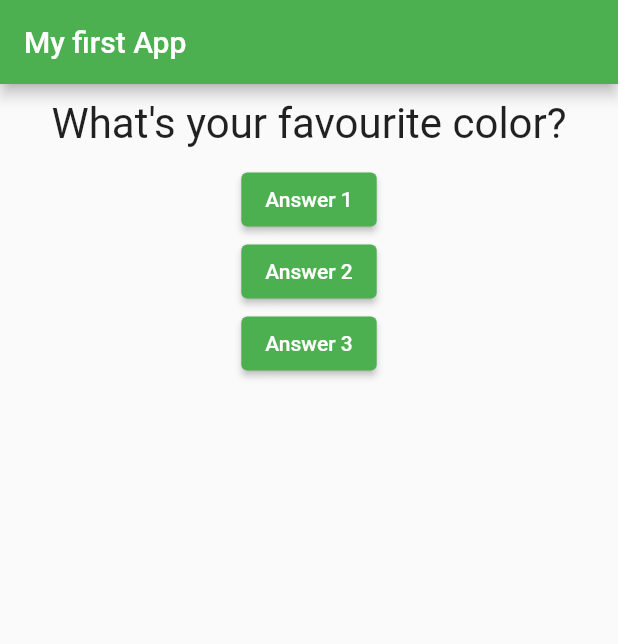
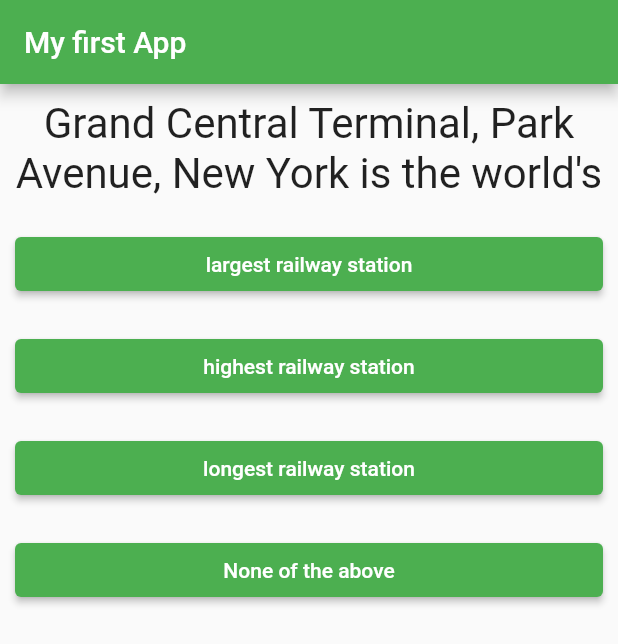
Before and after one commit to iliyasifa/quiz, a Flutter app: the screen it shows after launch, on a phone screen of 412 x 824 dp. Shown: the top 644 px of the screen. Run offline on Flutter 3.47's test engine with Material 2 defaults, Android fonts, the phone set to English and light mode, and no system bars.

Commit message:
added multiple answers

```diff
--- /dev/null
+++ b/lib/answer.dart
@@ -0,0 +1,20 @@
+import 'package:flutter/material.dart';
+
+class Answer extends StatelessWidget {
+  final Function selectHandler;
+  final String answerText;
+  const Answer(
+      {required this.selectHandler, required this.answerText, super.key});
+
+  @override
+  Widget build(BuildContext context) {
+    return Container(
+      width: double.infinity,
+      margin: const EdgeInsets.all(10),
+      child: ElevatedButton(
+        onPressed: () => selectHandler(),
+        child: Text(answerText),
+      ),
+    );
+  }
+}
--- a/lib/main.dart
+++ b/lib/main.dart
@@ -1,4 +1,5 @@
 import 'package:flutter/material.dart';
+import 'package:quiz_app/answer.dart';
 import 'package:quiz_app/question.dart';
 
 void main() => runApp(const MyApp());
@@ -21,9 +22,72 @@ class _MyAppState extends State<MyApp> {
 
   @override
   Widget build(BuildContext context) {
-    var questions = [
-      'What\'s your favourite color?',
-      'what\'s your car',
+    List<Map<String, dynamic>> questions = [
+      {
+        'question':
+            'Grand Central Terminal, Park Avenue, New York is the world\'s',
+        'answer': [
+          'largest railway station', 'highest railway station',
+          'longest railway station', 'None of the above',
+          // {'text': 'largest railway station', 'score': 1},
+          // {'text': 'highest railway station', 'score': 0},
+          // {'text': 'longest railway station', 'score': 0},
+          // {'text': 'None of the above', 'score': 0},
+        ],
+      },
+      {
+        'question': 'Entomology is the science that studies',
+        'answer': [
+          'The formation of rocks', 'Behavior of human beings', 'Insects',
+          'The origin and history of technical and scientific terms',
+          // {'text': 'Behavior of human beings', 'score': 0},
+          // {'text': 'Insects', 'score': 1},
+          // {
+          //   'text': 'The origin and history of technical and scientific terms',
+          //   'score': 0
+          // },
+          // {'text': 'The formation of rocks', 'score': 0},
+        ],
+      },
+      {
+        'question':
+            'Eritrea, which became the 182nd member of the UN in 1993, is in the continent of',
+        'answer': [
+          'Africa', 'Asia', 'Australia', 'Africa',
+          // {'text': 'Asia', 'score': 0},
+          // {'text': 'Europe', 'score': 0},
+          // {'text': 'Australia', 'score': 0},
+          // {'text': 'Africa', 'score': 1},
+        ],
+      },
+      // {
+      //   'question': 'Garampani sanctuary is located at',
+      //   'answer': [
+      //     {'text': 'Junagarh, Gujarat', 'score': 0},
+      //     {'text': 'Kohima, Nagaland', 'score': 0},
+      //     {'text': 'Diphu, Assam', 'score': 1},
+      //     {'text': 'Gangtok, Sikkim', 'score': 0},
+      //   ],
+      // },
+      // {
+      //   'question':
+      //       'For which of the following disciplines is Nobel Prize awarded?',
+      //   'answer': [
+      //     {'text': 'Physics and Chemistry', 'score': 0},
+      //     {'text': 'Physiology or Medicine', 'score': 0},
+      //     {'text': 'Literature, Peace and Economics', 'score': 0},
+      //     {'text': 'All of the above', 'score': 1},
+      //   ],
+      // },
+      // {
+      //   'question': 'Hitler party which came into power in 1933 is known as',
+      //   'answer': [
+      //     {'text': 'Nazi Party', 'score': 1},
+      //     {'text': 'Labour Party', 'score': 0},
+      //     {'text': 'Ku-Klux-Klan', 'score': 0},
+      //     {'text': 'Democratic Party', 'score': 0},
+      //   ],
+      // },
     ];
     return MaterialApp(
       debugShowCheckedModeBanner: false,
@@ -37,19 +101,14 @@ class _MyAppState extends State<MyApp> {
         ),
         body: Column(
           children: [
-            Question(questionText: questions[_questionIndex]),
-            ElevatedButton(
-              onPressed: _answerQuestion,
-              child: const Text("Answer 1"),
-            ),
-            ElevatedButton(
-              onPressed: _answerQuestion,
-              child: const Text("Answer 2"),
-            ),
-            ElevatedButton(
-              onPressed: _answerQuestion,
-              child: const Text("Answer 3"),
-            ),
+            Question(
+                questionText: questions[_questionIndex]['question'].toString()),
+            ...questions[_questionIndex]['answer']
+                .map(
+                  (answer) => Answer(
+                      selectHandler: _answerQuestion, answerText: answer),
+                )
+                .toList(),
           ],
         ),
       ),
```
